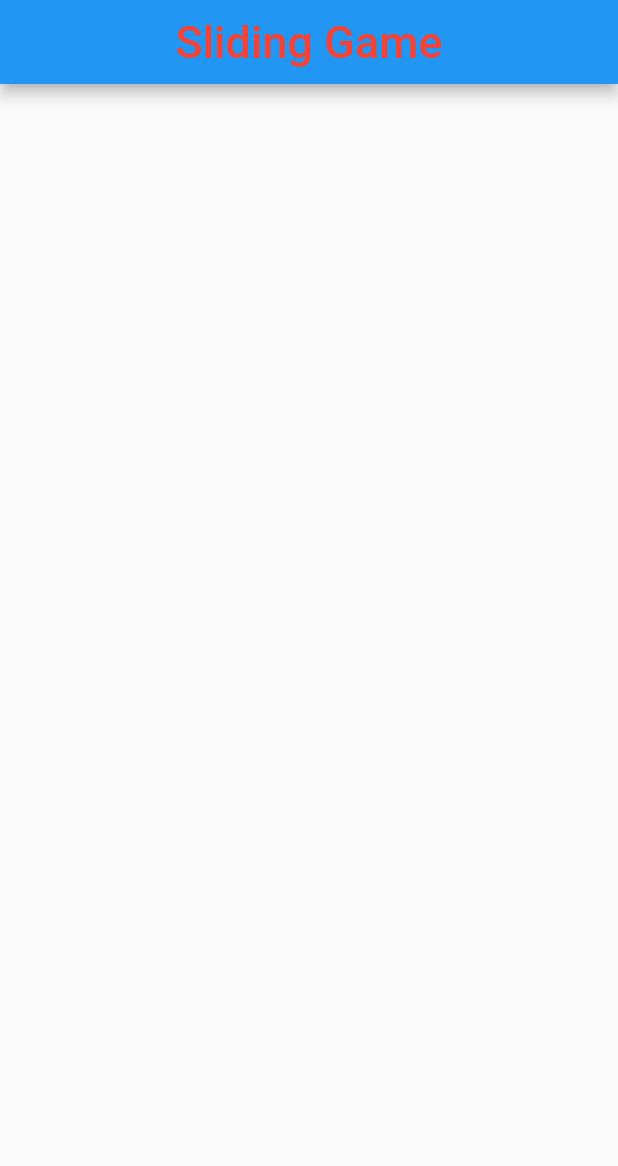
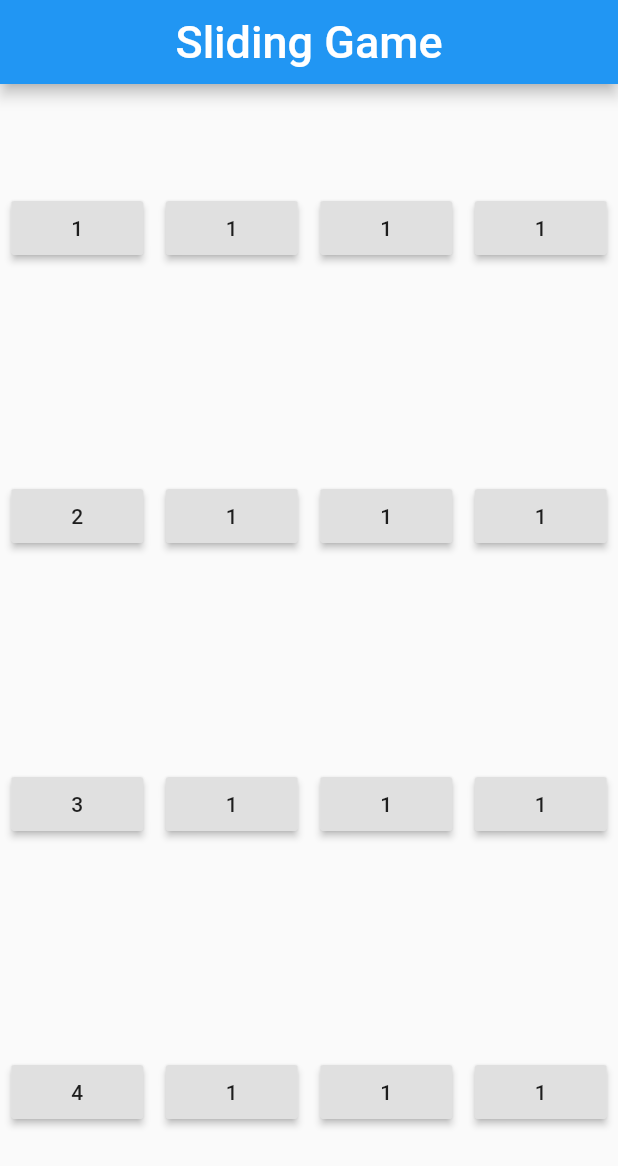
Before and after one commit to RADKick/flutter_puzzle_1, a Flutter app: the screen it shows after launch, on a phone screen of 412 x 824 dp. Shown: the top 1166 px of the screen. Run offline on Flutter 3.47's test engine with Material 2 defaults, Android fonts, the phone set to English and light mode, and no system bars.

Commit message:
updated it so darsh's part (adding the button and rows and columns) is done

```diff
--- a/lib/board.dart
+++ b/lib/board.dart
@@ -1,13 +1,11 @@
 import 'package:flutter/material.dart';
 
 class Board extends StatefulWidget {
-
   @override
   _BoardState createState() => _BoardState();
 }
 
 class _BoardState extends State<Board> {
-
   @override
   Widget build(BuildContext context) {
     return Container(
@@ -17,7 +15,124 @@ class _BoardState extends State<Board> {
     );
   }
 
-  Widget makeBoard(){
-    return Column();
+  Widget makeBoard() {
+    return Row(
+      mainAxisAlignment: MainAxisAlignment.spaceAround,
+      children: <Widget>[
+        Column(
+            mainAxisAlignment: MainAxisAlignment.spaceAround,
+            children: <Widget>[
+              RaisedButton(
+                child: Text('1'),
+                onPressed: () {
+                  print('hello');
+                }, //add number icon
+              ),
+              RaisedButton(
+                child: Text('2'),
+                onPressed: () {
+                  print('hello');
+                }, //add number icon
+              ),
+              RaisedButton(
+                child: Text('3'),
+                onPressed: () {
+                  print('hello');
+                }, //add number icon
+              ),
+              RaisedButton(
+                child: Text('4'),
+                onPressed: () {
+                  print('hello');
+                }, //add number icon
+              ),
+            ]),
+        Column(
+            mainAxisAlignment: MainAxisAlignment.spaceAround,
+            children: <Widget>[
+              RaisedButton(
+                child: Text('1'),
+                onPressed: () {
+                  print('hello');
+                }, //add number icon
+              ),
+              RaisedButton(
+                child: Text('1'),
+                onPressed: () {
+                  print('hello');
+                }, //add number icon
+              ),
+              RaisedButton(
+                child: Text('1'),
+                onPressed: () {
+                  print('hello');
+                }, //add number icon
+              ),
+              RaisedButton(
+                child: Text('1'),
+                onPressed: () {
+                  print('hello');
+                }, //add number icon
+              ),
+            ]),
+        Column(
+            mainAxisAlignment: MainAxisAlignment.spaceAround,
+            children: <Widget>[
+              RaisedButton(
+                child: Text('1'),
+                onPressed: () {
+                  print('hello');
+                }, //add number icon
+              ),
+              RaisedButton(
+                child: Text('1'),
+                onPressed: () {
+                  print('hello');
+                }, //add number icon
+              ),
+              RaisedButton(
+                child: Text('1'),
+                onPressed: () {
+                  print('hello');
+                }, //add number icon
+              ),
+              RaisedButton(
+                child: Text('1'),
+                onPressed: () {
+                  print('hello');
+                }, //add number icon
+              ),
+            ]),
+        Column(
+          mainAxisAlignment: MainAxisAlignment.spaceAround,
+          children: <Widget>[
+            RaisedButton(
+              child: Text('1'),
+              onPressed: () {
+                print('hello');
+              }, //add number icon
+            ),
+            RaisedButton(
+              child: Text('1'),
+              onPressed: () {
+                print('hello');
+              }, //add number icon
+            ),
+            RaisedButton(
+              child: Text('1'),
+              onPressed: () {
+                print('hello');
+              }, //add number icon
+            ),
+            RaisedButton(
+              child: Text('1'),
+              onPressed: () {
+                print('hello');
+              }, //add number icon
+            ),
+          ],
+        ),
+      ],
+    );
   }
 }
--- a/lib/main.dart
+++ b/lib/main.dart
@@ -16,7 +16,7 @@ class MyApp extends StatelessWidget {
           title: Text(
             "Sliding Game",
             style: TextStyle(
-              color: Colors.red,
+              color: Colors.white,
               fontSize: 30.0,
               //fontWeight: FontWeight.bold,
             ),
```
